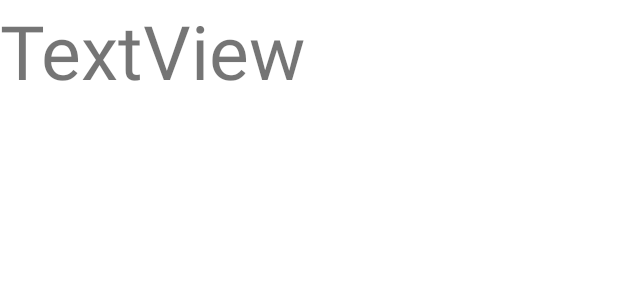
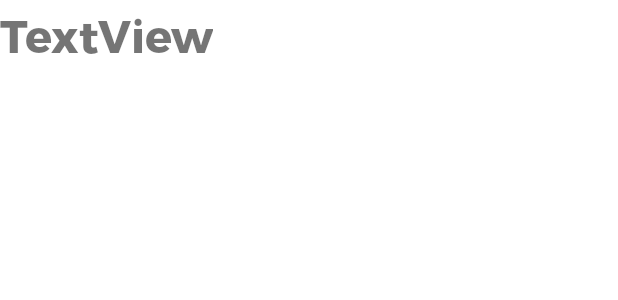
Before and after one commit to lucasrlt/PindexTourTest, an Android app: the layout home_item.xml on its own in the app's theme, with its tools: preview values and no code run, on a phone screen of 412 x 824 dp. Shown: the top 300 px of the screen. Run offline under Robolectric (Android 15) with nearby library versions, the phone set to English and light mode, and no system bars.

Commit message:
Changed items font

```diff
--- a/app/src/main/res/layout/home_item.xml
+++ b/app/src/main/res/layout/home_item.xml
@@ -8,6 +8,7 @@
         android:id="@+id/item_name"
         android:layout_width="wrap_content"
         android:layout_height="wrap_content"
+        android:fontFamily="@font/montserrat_bold"
         android:text="TextView"
-        android:textSize="50dp" />
+        android:textSize="30sp" />
 </FrameLayout>
```
